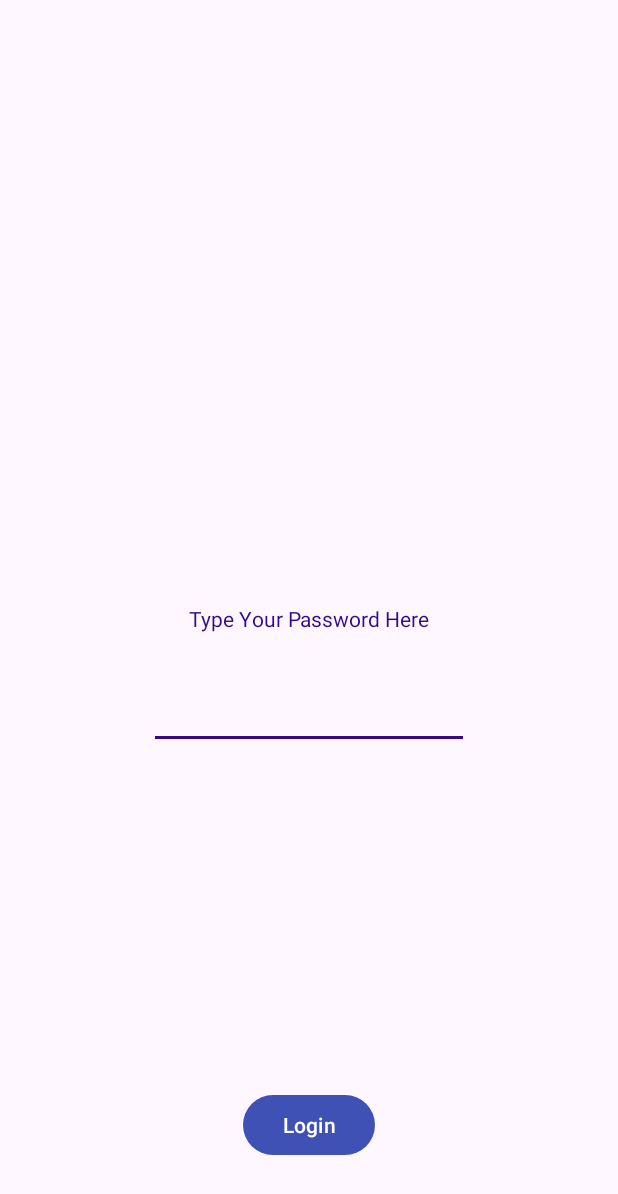
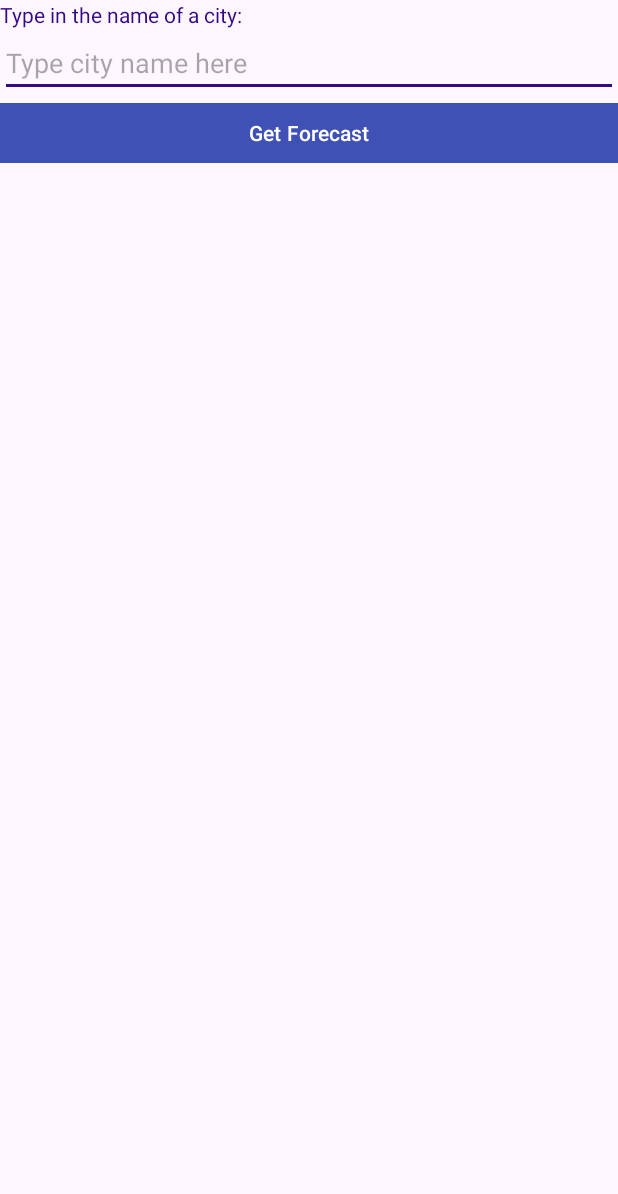
Before and after one commit to Jennifer-10982/Jennifers_Android_Lab_Redo, an Android app: the screen it shows after launch (MainActivity), on a phone screen of 412 x 824 dp. Shown: the top 1194 px of the screen. Run offline under Robolectric (Android 15) with nearby library versions, the phone set to English and light mode, and no system bars; our stand-ins replace Volley.

Commit message:
Commit: Finsihed Week 9

```diff
--- a/app/build.gradle
+++ b/app/build.gradle
@@ -5,6 +5,10 @@ plugins {
 android {
     namespace 'algonquin.cst2335.huyn0116'
     compileSdk 33
+
+    buildFeatures{
+        viewBinding true
+    }
 
     defaultConfig {
         applicationId "algonquin.cst2335.huyn0116"
@@ -45,7 +49,7 @@ android.applicationVariants.all { variant ->
     }}
 
 dependencies {
-
+    implementation 'com.android.volley:volley-cronet:1.2.1'
     implementation 'androidx.appcompat:appcompat:1.6.1'
     implementation 'com.google.android.material:material:1.5.0'
     implementation 'androidx.constraintlayout:constraintlayout:2.1.4'
--- a/app/src/main/AndroidManifest.xml
+++ b/app/src/main/AndroidManifest.xml
@@ -1,7 +1,7 @@
 <?xml version="1.0" encoding="utf-8"?>
 <manifest xmlns:android="http://schemas.android.com/apk/res/android"
     xmlns:tools="http://schemas.android.com/tools">
-
+    <uses-permission android:name="android.permission.INTERNET"></uses-permission>
     <application
         android:allowBackup="true"
         android:dataExtractionRules="@xml/data_extraction_rules"
--- a/app/src/main/res/layout/activity_main.xml
+++ b/app/src/main/res/layout/activity_main.xml
@@ -1,44 +1,75 @@
 <?xml version="1.0" encoding="utf-8"?>
-<androidx.constraintlayout.widget.ConstraintLayout xmlns:android="http://schemas.android.com/apk/res/android"
+<LinearLayout
+    xmlns:android="http://schemas.android.com/apk/res/android"
     xmlns:app="http://schemas.android.com/apk/res-auto"
     xmlns:tools="http://schemas.android.com/tools"
     android:layout_width="match_parent"
     android:layout_height="match_parent"
-    tools:context=".MainActivity">
+    tools:context=".MainActivity"
+    android:orientation="vertical"
+    >
 
     <TextView
-        android:id="@+id/textView"
         android:layout_width="wrap_content"
         android:layout_height="wrap_content"
-        android:text="Type Your Password Here"
-        app:layout_constraintBottom_toBottomOf="parent"
-        app:layout_constraintEnd_toEndOf="parent"
-        app:layout_constraintHorizontal_bias="0.5"
-        app:layout_constraintStart_toStartOf="parent"
-        app:layout_constraintTop_toTopOf="parent" />
+        android:text="Type in the name of a city:"
+        />
+
+    <EditText
+        android:id="@+id/cityTextField"
+        android:hint="Type city name here"
+        android:layout_width="match_parent"
+        android:layout_height="wrap_content"
+         />
 
     <Button
-        android:id="@+id/login"
-        android:layout_width="wrap_content"
+        android:id="@+id/forecastButton"
+        android:layout_width="match_parent"
         android:layout_height="wrap_content"
-        android:layout_marginBottom="50dp"
-        android:text="Login"
-        app:layout_constraintBottom_toBottomOf="parent"
-        app:layout_constraintEnd_toEndOf="parent"
-        app:layout_constraintHorizontal_bias="0.5"
-        app:layout_constraintStart_toStartOf="parent" />
+        android:text="Get Forecast"
+        app:cornerRadius="0dp"
+         />
 
-    <EditText
-        android:id="@+id/textpwd"
-        android:layout_width="wrap_content"
+    <TextView
+        android:id="@+id/temp"
+        android:layout_width="match_parent"
         android:layout_height="wrap_content"
-        android:layout_marginTop="32dp"
-        android:ems="10"
-        android:inputType="textPassword"
-        app:layout_constraintEnd_toEndOf="parent"
-        app:layout_constraintHorizontal_bias="0.5"
-        app:layout_constraintStart_toStartOf="parent"
-        app:layout_constraintTop_toBottomOf="@+id/textView" />
+        android:text="Temp goes here"
+        android:visibility="invisible"/>
 
+    <TextView
+        android:id="@+id/maxTemp"
+        android:layout_width="match_parent"
+        android:layout_height="wrap_content"
+        android:text="Max goes here"
+        android:visibility="invisible" />
 
-</androidx.constraintlayout.widget.ConstraintLayout>
+    <TextView
+        android:id="@+id/minTemp"
+        android:layout_width="match_parent"
+        android:layout_height="wrap_content"
+        android:text="Min goes here"
+        android:visibility="invisible" />
+
+    <TextView
+        android:id="@+id/humidity"
+        android:layout_width="match_parent"
+        android:layout_height="wrap_content"
+        android:text="Humidity goes here"
+        android:visibility="invisible" />
+
+    <ImageView
+        android:id="@+id/icon"
+        android:layout_width="300dp"
+        android:layout_height="300dp"
+        android:layout_gravity="center"
+        android:visibility="invisible" />
+
+    <TextView
+        android:id="@+id/description"
+        android:layout_width="match_parent"
+        android:layout_height="wrap_content"
+        android:text="Description goes here"
+        android:visibility="invisible" />
+
+</LinearLayout>
```
Also changed, not shown: app/src/main/java/algonquin/cst2335/huyn0116/MainActivity.java (+130 -26 lines).
